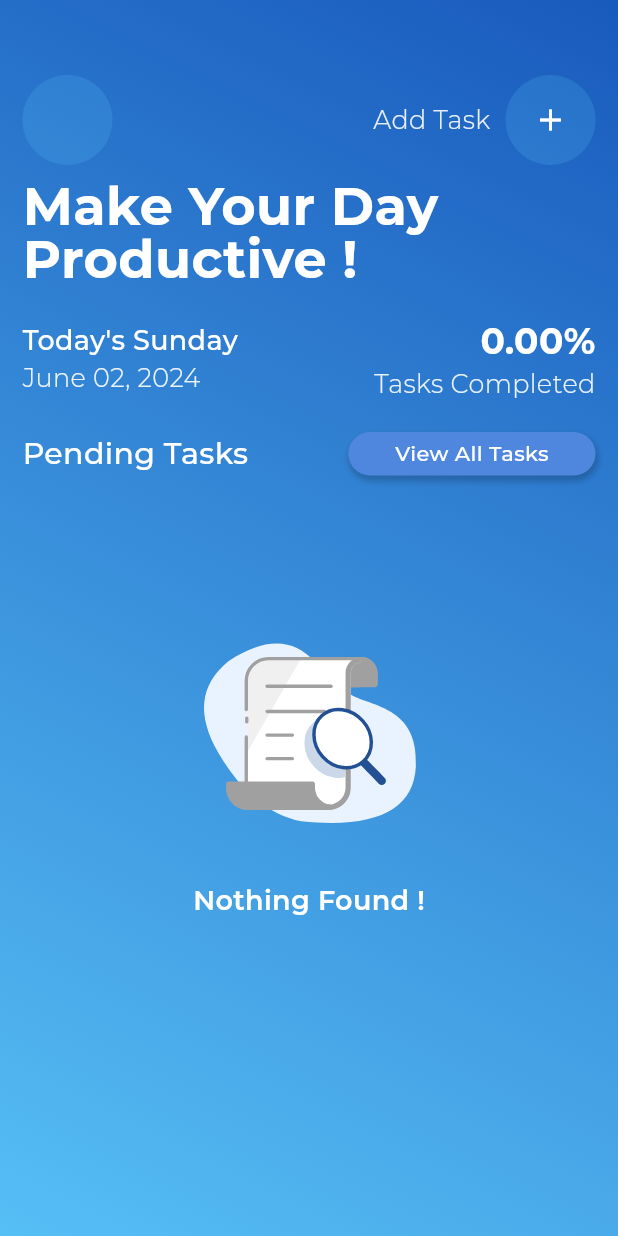
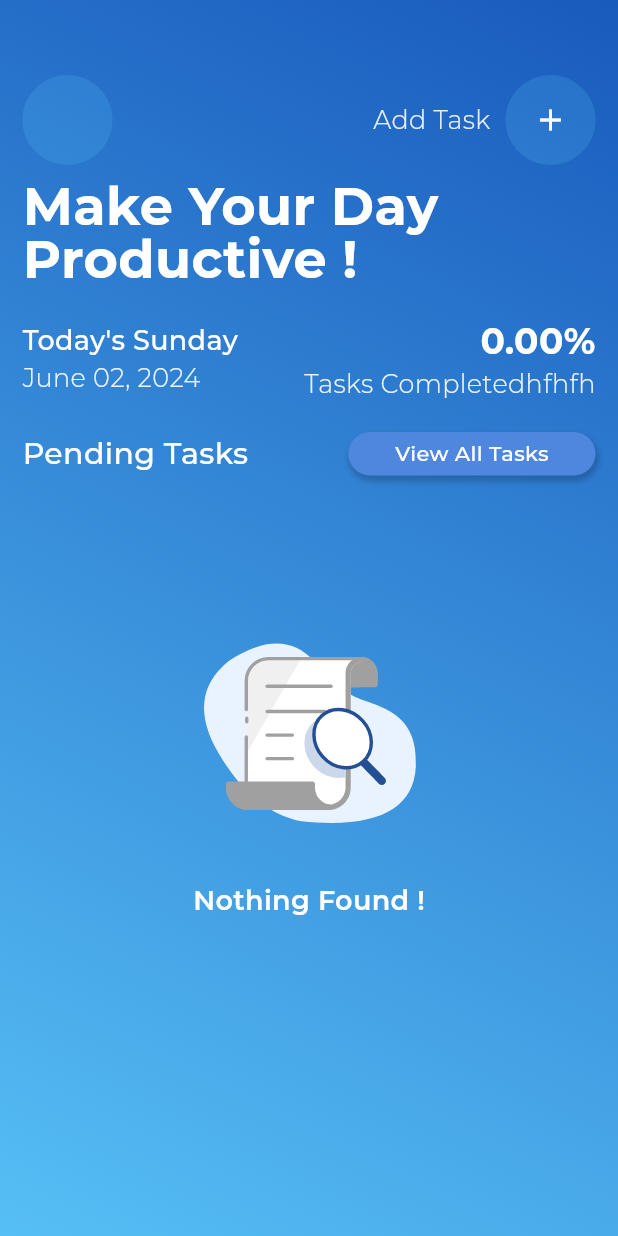
Before and after one commit to mianhusnain1/To_Do, a Flutter app: the screen it shows after launch, on a phone screen of 412 x 824 dp. Run offline on Flutter 3.47's test engine with Material 3 defaults, Android fonts, the phone set to English and light mode, and no system bars; drawn by our look-alikes of lottie; our stand-ins replace flutter_slidable, flutter_spinkit, hive, hive_flutter; accounts and stored records are empty; project files that could hold a hidden picture were left out.

Commit message:
Task Screen

```diff
--- a/lib/screens/home.dart
+++ b/lib/screens/home.dart
@@ -191,7 +191,7 @@ class _HomeScreenState extends State<HomeScreen> {
                 children: [
                   _buildPercentageWidget(),
                   Text(
-                    "Tasks Completed",
+                    "Tasks Completedhfhfh",
                     style: TextStyle(
                         color: Colors.white.withOpacity(0.9),
                         fontSize: 17,
```
